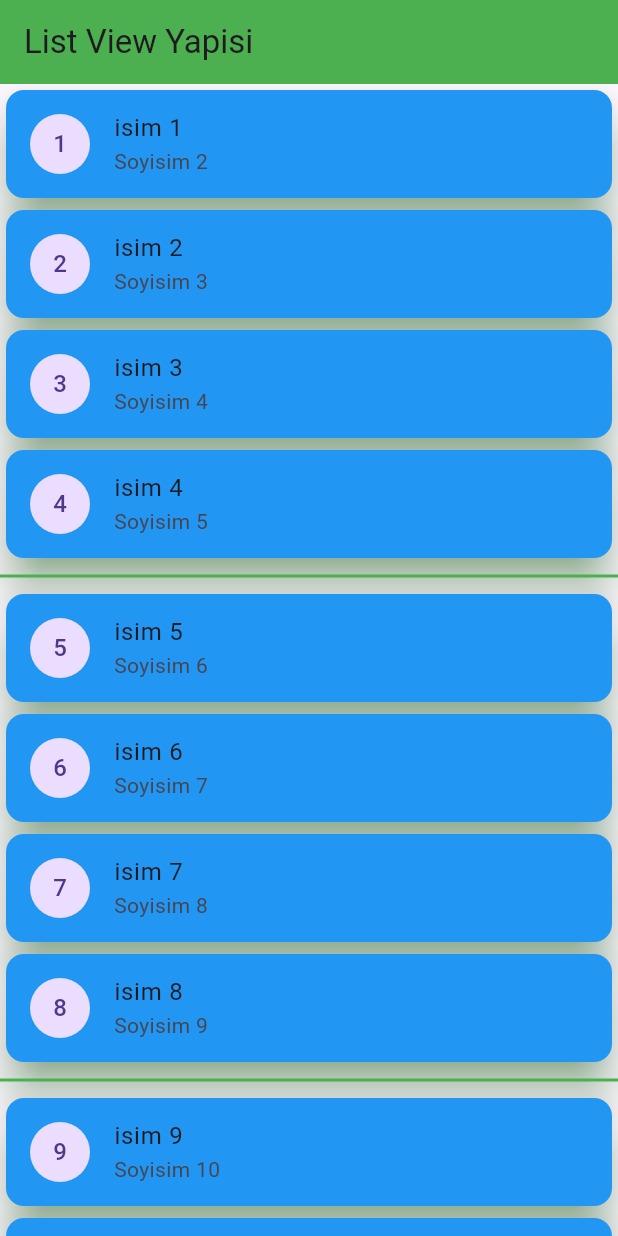
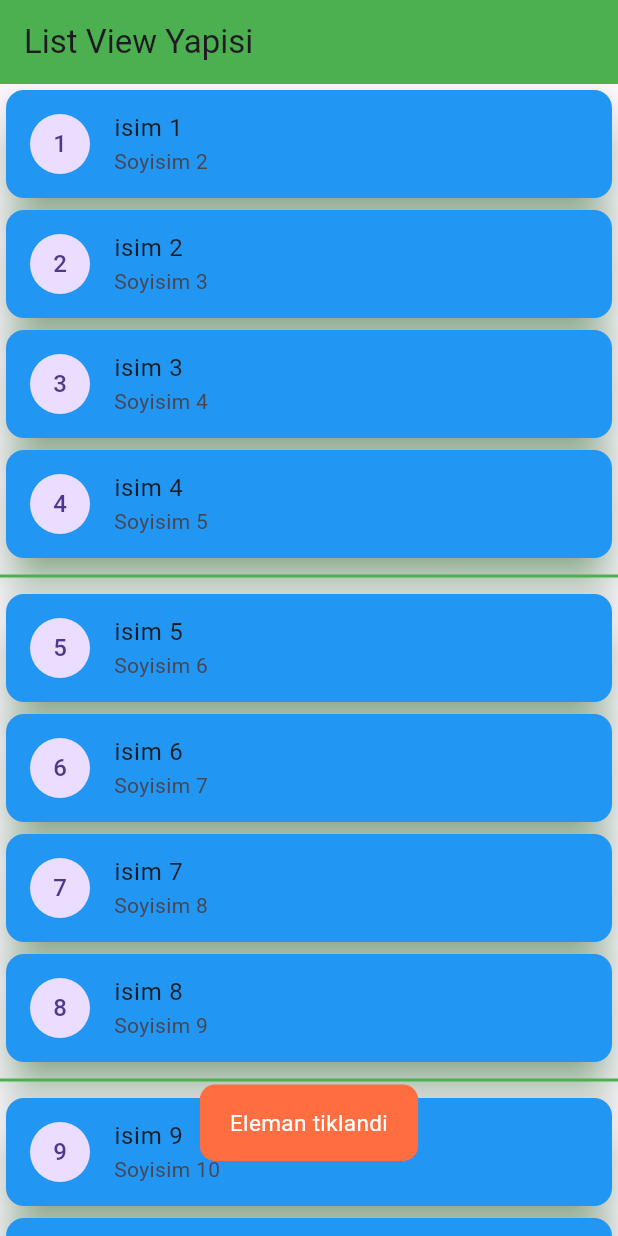
Before and after one commit to BurakTurker1/flutter_scrolls_app, a Flutter app: the screen it shows after launch, after a tap on an icon or button, on a phone screen of 412 x 824 dp. Run offline on Flutter 3.47's test engine with Material 3 defaults, Android fonts, the phone set to English and light mode, and no system bars; our stand-ins replace flutter_easyloading.

```diff
--- a/lib/main.dart
+++ b/lib/main.dart
@@ -1,8 +1,31 @@
 import 'package:flutter/material.dart';
+import 'package:flutter_easyloading/flutter_easyloading.dart';
 import 'package:flutter_scrolls_app/ListView_kullan%C4%B1m%C4%B1.dart';
 import 'package:flutter_scrolls_app/cartListtile.dart';
 
-void main() => runApp(const MyApp());
+void main() {
+  runApp( MyApp());
+  configLoading();
+  }
+
+void configLoading() {
+  EasyLoading.instance
+    ..displayDuration = const Duration(milliseconds: 2000)
+    ..indicatorType = EasyLoadingIndicatorType.fadingCircle
+    ..loadingStyle = EasyLoadingStyle.custom
+    ..indicatorSize = 45.0
+    ..radius = 10.0
+    ..progressColor = Colors.yellow
+    ..backgroundColor = Colors.deepOrangeAccent
+    ..indicatorColor = Colors.yellow
+    ..textColor = Colors.white
+    ..maskColor = Colors.blue.withOpacity(0.5)
+    ..userInteractions = true
+    ..dismissOnTap = true;
+}
+
+
+
 
 class MyApp extends StatelessWidget {
   const MyApp({super.key});
@@ -13,6 +36,7 @@ class MyApp extends StatelessWidget {
       title: 'Material App',
       theme: ThemeData(appBarTheme:AppBarTheme(backgroundColor: Colors.green)),
       home:ListView_Kullanimi(),
+      builder: EasyLoading.init(),
       //Cartlisttile_Ornek(),
     );
   }
--- a/pubspec.yaml
+++ b/pubspec.yaml
@@ -30,8 +30,7 @@ environment:
 dependencies:
   flutter:
     sdk: flutter
-
-
+  flutter_easyloading: ^3.0.0
   # The following adds the Cupertino Icons font to your application.
   # Use with the CupertinoIcons class for iOS style icons.
   cupertino_icons: ^1.0.2
@@ -39,6 +38,7 @@ dependencies:
 dev_dependencies:
   flutter_test:
     sdk: flutter
+
 
   # The "flutter_lints" package below contains a set of recommended lints to
   # encourage good coding practices. The lint set provided by the package is
```
Also changed, not shown: lib/ListView_kullanımı.dart (+37 -0 lines), pubspec.lock.
